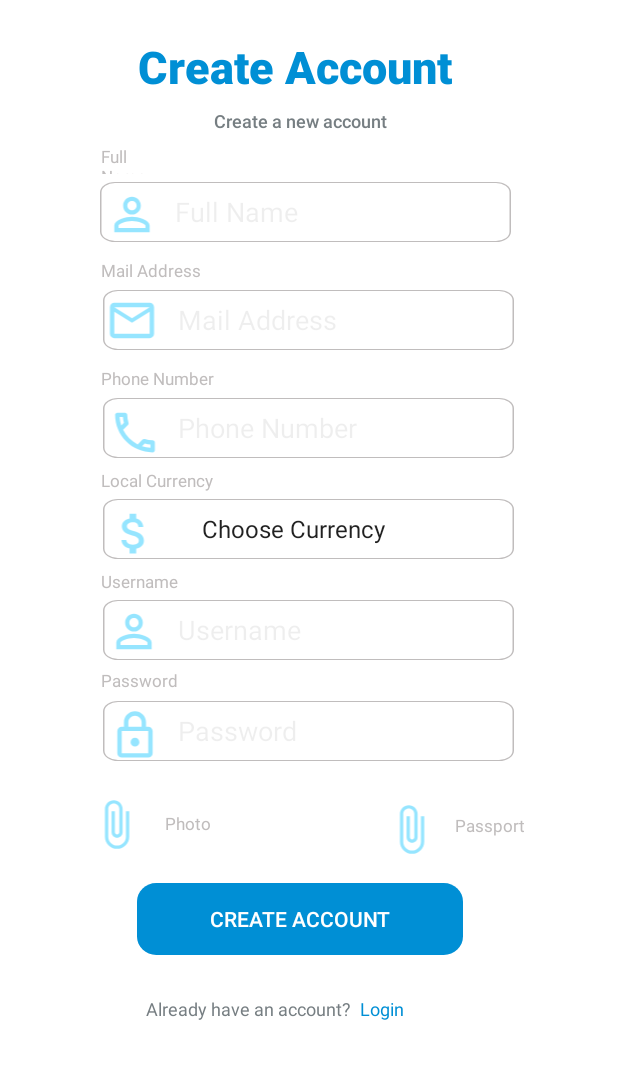
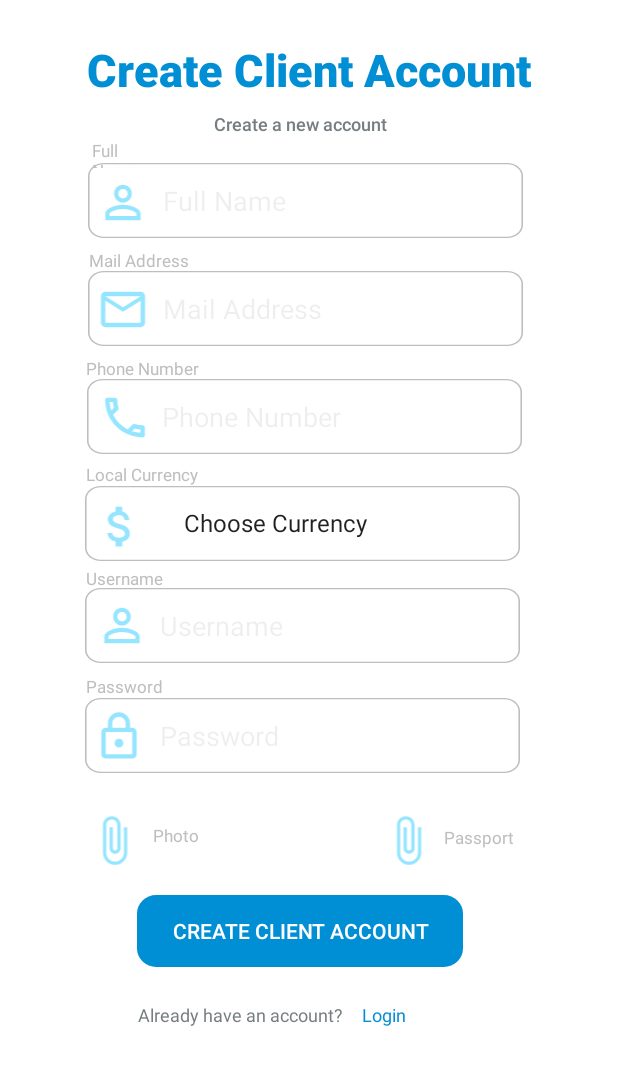
Before and after one commit to EynavP/ChangeTheWorld, an Android app: the CreateAccountPrivate screen opened directly, with no data from a screen before it, on a phone screen of 412 x 824 dp. Shown: the top 1065 px of the screen. Run offline under Robolectric (Android 15) with nearby library versions, the phone set to English and light mode, and no system bars.

Commit message:
fixing errors and create business create account

```diff
--- a/app/src/main/AndroidManifest.xml
+++ b/app/src/main/AndroidManifest.xml
@@ -9,6 +9,9 @@
         android:roundIcon="@mipmap/ic_launcher_round"
         android:supportsRtl="true"
         android:theme="@style/Theme.ChangeTheWorld">
+        <activity
+            android:name=".CreateBusinessAccount"
+            android:exported="false" />
         <activity
             android:name=".CreateAccountPrivate"
             android:exported="false" />
--- a/app/src/main/java/com/example/changetheworld/CreateAccountPrivate.java
+++ b/app/src/main/java/com/example/changetheworld/CreateAccountPrivate.java
@@ -2,24 +2,34 @@ package com.example.changetheworld;
 
 import androidx.appcompat.app.AppCompatActivity;
 
+import android.content.Intent;
 import android.os.Bundle;
 import android.view.View;
 import android.widget.AdapterView;
 import android.widget.ArrayAdapter;
+import android.widget.Button;
 import android.widget.Spinner;
 import android.widget.Toast;
 
 public class CreateAccountPrivate extends AppCompatActivity {
+    Button returnLogin;
     Spinner currencies;
     String[] currency = {"Choose Currency","DOLLAR","EURO"};
     @Override
     protected void onCreate(Bundle savedInstanceState) {
         super.onCreate(savedInstanceState);
         setContentView(R.layout.activity_create_account_private);
+        returnLogin = (Button) findViewById(R.id.moveToLogin);
+        returnLogin.setOnClickListener(view ->  { returnLoginPage(); });
         currencies = (Spinner) findViewById(R.id.enterLocalCurrency);
         ArrayAdapter<String> adapter = new ArrayAdapter<>(this, android.R.layout.simple_list_item_1);
         adapter.addAll(currency);
         currencies.setAdapter(adapter);
 
     }
+
+    public void returnLoginPage(){
+            Intent intent = new Intent(this,MainActivity.class);
+            startActivity(intent);
+    }
 }
--- a/app/src/main/res/layout/activity_create_account_private.xml
+++ b/app/src/main/res/layout/activity_create_account_private.xml
@@ -12,17 +12,17 @@
 
     <TextView
         android:id="@+id/create_acco"
-        android:layout_width="228dp"
+        android:layout_width="wrap_content"
         android:layout_height="wrap_content"
         android:layout_alignParentLeft="true"
         android:layout_alignParentTop="true"
         android:layout_alignParentEnd="true"
-        android:layout_marginLeft="95dp"
-        android:layout_marginTop="24dp"
-        android:layout_marginEnd="92dp"
+        android:layout_marginLeft="57dp"
+        android:layout_marginTop="26dp"
+        android:layout_marginEnd="58dp"
         android:fontFamily="sans-serif-black"
         android:gravity="top"
-        android:text="@string/create_acco"
+        android:text="@string/create_account"
         android:textAppearance="@style/create_acco" />
 
     <TextView
@@ -43,24 +43,26 @@
     <!-- enter full name -->
 
     <!-- Full name -->
-    <EditText
-        android:id="@+id/enterFullName"
-        android:layout_width="274dp"
-        android:layout_height="40dp"
-        android:layout_below="@+id/create_a_ne"
-        android:layout_alignParentLeft="true"
-        android:layout_alignParentEnd="true"
-        android:layout_marginLeft="69dp"
-        android:layout_marginTop="32dp"
-        android:layout_marginEnd="71dp"
-        android:background="@drawable/empty_rectangle"
-        android:hint="@string/fullname"
-        android:paddingStart="50dp"
-        android:textColorHint="#11000000"></EditText>
 
     <!-- enter mail address -->
 
     <!-- Mail Address -->
+
+    <EditText
+        android:id="@+id/enterFullName"
+        android:layout_width="290dp"
+        android:layout_height="50dp"
+        android:layout_below="@+id/create_a_ne"
+        android:layout_alignParentLeft="true"
+        android:layout_alignParentEnd="true"
+        android:layout_marginLeft="62dp"
+        android:layout_marginTop="17dp"
+        android:layout_marginEnd="63dp"
+        android:background="@drawable/empty_rectangle"
+        android:hint="@string/fullName"
+        android:paddingStart="50dp"
+        android:textColorHint="#11000000"
+        android:inputType="text"/>
 
     <TextView
         android:id="@+id/full_name"
@@ -69,27 +71,28 @@
         android:layout_below="@+id/create_a_ne"
         android:layout_alignParentLeft="true"
         android:layout_alignParentEnd="true"
-        android:layout_marginLeft="71dp"
-        android:layout_marginTop="7dp"
-        android:layout_marginEnd="295dp"
+        android:layout_marginLeft="65dp"
+        android:layout_marginTop="1dp"
+        android:layout_marginEnd="301dp"
         android:gravity="top"
-        android:text="@string/fullname"
+        android:text="@string/fullName"
         android:textAppearance="@style/subtitles" />
 
     <EditText
         android:id="@+id/enterMailAddress"
-        android:layout_width="274dp"
-        android:layout_height="40dp"
+        android:layout_width="290dp"
+        android:layout_height="50dp"
         android:layout_below="@+id/enterFullName"
         android:layout_alignParentLeft="true"
         android:layout_alignParentEnd="true"
-        android:layout_marginLeft="72dp"
-        android:layout_marginTop="32dp"
-        android:layout_marginEnd="69dp"
+        android:layout_marginLeft="62dp"
+        android:layout_marginTop="22dp"
+        android:layout_marginEnd="63dp"
         android:background="@drawable/empty_rectangle"
-        android:hint="@string/mailaddress"
+        android:hint="@string/mailAddress"
         android:paddingStart="50dp"
-        android:textColorHint="#11000000"></EditText>
+        android:textColorHint="#11000000"
+        android:inputType="textEmailAddress"/>
 
     <TextView
         android:id="@+id/mail_address"
@@ -98,27 +101,28 @@
         android:layout_below="@+id/enterFullName"
         android:layout_alignParentLeft="true"
         android:layout_alignParentEnd="true"
-        android:layout_marginLeft="72dp"
-        android:layout_marginTop="11dp"
-        android:layout_marginEnd="269dp"
+        android:layout_marginLeft="63dp"
+        android:layout_marginTop="7dp"
+        android:layout_marginEnd="277dp"
         android:gravity="top"
-        android:text="@string/mailaddress"
+        android:text="@string/mailAddress"
         android:textAppearance="@style/subtitles" />
 
     <EditText
         android:id="@+id/enterPhoneNumber"
-        android:layout_width="274dp"
-        android:layout_height="40dp"
+        android:layout_width="290dp"
+        android:layout_height="50dp"
         android:layout_below="@+id/enterMailAddress"
         android:layout_alignParentLeft="true"
         android:layout_alignParentEnd="true"
-        android:layout_marginLeft="72dp"
-        android:layout_marginTop="32dp"
-        android:layout_marginEnd="69dp"
+        android:layout_marginLeft="61dp"
+        android:layout_marginTop="22dp"
+        android:layout_marginEnd="64dp"
         android:background="@drawable/empty_rectangle"
-        android:hint="@string/phonenumber"
+        android:hint="@string/phoneNumber"
         android:paddingStart="50dp"
-        android:textColorHint="#11000000"></EditText>
+        android:textColorHint="#11000000"
+        android:inputType="phone"/>
 
     <TextView
         android:id="@+id/phone_number"
@@ -127,28 +131,30 @@
         android:layout_below="@+id/enterMailAddress"
         android:layout_alignParentLeft="true"
         android:layout_alignParentEnd="true"
-        android:layout_marginLeft="72dp"
-        android:layout_marginTop="11dp"
-        android:layout_marginEnd="269dp"
+        android:layout_marginLeft="61dp"
+        android:layout_marginTop="7dp"
+        android:layout_marginEnd="279dp"
         android:gravity="top"
-        android:text="@string/phonenumber"
-        android:textAppearance="@style/subtitles" />
+        android:text="@string/phoneNumber"
+        android:textAppearance="@style/subtitles"
+        />
 
     <Spinner
         android:id="@+id/enterLocalCurrency"
-        android:layout_width="274dp"
-        android:layout_height="40dp"
+        android:layout_width="290dp"
+        android:layout_height="50dp"
         android:layout_below="@+id/enterPhoneNumber"
         android:layout_alignParentLeft="true"
         android:layout_alignParentEnd="true"
-        android:layout_marginLeft="72dp"
-        android:layout_marginTop="27dp"
-        android:layout_marginEnd="69dp"
+        android:layout_marginLeft="60dp"
+        android:layout_marginTop="21dp"
+        android:layout_marginEnd="65dp"
         android:background="@drawable/empty_rectangle"
         android:paddingStart="50dp"
-        android:prompt="@string/localcurrency"
+        android:prompt="@string/localCurrency"
         android:spinnerMode="dropdown"
-        android:textColorHint="#11E82424"></Spinner>
+        android:textColorHint="#11E82424"
+        />
 
     <TextView
         android:id="@+id/local_currency"
@@ -157,27 +163,28 @@
         android:layout_below="@+id/enterPhoneNumber"
         android:layout_alignParentLeft="true"
         android:layout_alignParentEnd="true"
-        android:layout_marginLeft="72dp"
-        android:layout_marginTop="7dp"
-        android:layout_marginEnd="269dp"
+        android:layout_marginLeft="61dp"
+        android:layout_marginTop="6dp"
+        android:layout_marginEnd="279dp"
         android:gravity="top"
-        android:text="@string/localcurrency"
+        android:text="@string/localCurrency"
         android:textAppearance="@style/subtitles" />
 
     <EditText
         android:id="@+id/enterNewUserName"
-        android:layout_width="274dp"
-        android:layout_height="40dp"
+        android:layout_width="290dp"
+        android:layout_height="50dp"
         android:layout_below="@+id/enterLocalCurrency"
         android:layout_alignParentLeft="true"
         android:layout_alignParentEnd="true"
-        android:layout_marginLeft="72dp"
-        android:layout_marginTop="27dp"
-        android:layout_marginEnd="69dp"
+        android:layout_marginLeft="60dp"
+        android:layout_marginTop="18dp"
+        android:layout_marginEnd="65dp"
         android:background="@drawable/empty_rectangle"
         android:hint="@string/username"
         android:paddingStart="50dp"
-        android:textColorHint="#11000000"></EditText>
+        android:textColorHint="#11000000"
+        android:inputType="text"/>
 
     <TextView
         android:id="@+id/newUserName"
@@ -186,27 +193,28 @@
         android:layout_below="@+id/enterLocalCurrency"
         android:layout_alignParentLeft="true"
         android:layout_alignParentEnd="true"
-        android:layout_marginLeft="72dp"
-        android:layout_marginTop="7dp"
-        android:layout_marginEnd="269dp"
+        android:layout_marginLeft="61dp"
+        android:layout_marginTop="4dp"
+        android:layout_marginEnd="279dp"
         android:gravity="top"
         android:text="@string/username"
         android:textAppearance="@style/subtitles" />
 
     <EditText
         android:id="@+id/enterNewPassword"
-        android:layout_width="274dp"
-        android:layout_height="40dp"
+        android:layout_width="290dp"
+        android:layout_height="50dp"
         android:layout_below="@+id/enterNewUserName"
         android:layout_alignParentLeft="true"
         android:layout_alignParentEnd="true"
-        android:layout_marginLeft="72dp"
-        android:layout_marginTop="27dp"
-        android:layout_marginEnd="69dp"
+        android:layout_marginLeft="60dp"
+        android:layout_marginTop="23dp"
+        android:layout_marginEnd="65dp"
         android:background="@drawable/empty_rectangle"
         android:hint="@string/password"
         android:paddingStart="50dp"
-        android:textColorHint="#11000000"></EditText>
+        android:textColorHint="#11000000"
+        android:inputType="textPassword"/>
 
     <TextView
         android:id="@+id/newPassword"
@@ -215,9 +223,9 @@
         android:layout_below="@+id/enterNewUserName"
         android:layout_alignParentLeft="true"
         android:layout_alignParentEnd="true"
-        android:layout_marginLeft="72dp"
-        android:layout_marginTop="6dp"
-        android:layout_marginEnd="269dp"
+        android:layout_marginLeft="61dp"
+        android:layout_marginTop="8dp"
+        android:layout_marginEnd="279dp"
         android:gravity="top"
         android:text="@string/password"
         android:textAppearance="@style/subtitles" />
@@ -228,7 +236,7 @@
         android:layout_height="wrap_content"
         android:layout_below="@+id/enterNewPassword"
         android:layout_alignParentLeft="true"
-        android:layout_marginLeft="55dp"
+        android:layout_marginLeft="47dp"
         android:layout_marginTop="18dp"
         android:background="?android:attr/selectableItemBackground"
         android:paddingStart="50dp"
@@ -244,7 +252,7 @@
         android:layout_height="wrap_content"
         android:layout_below="@+id/enterNewPassword"
         android:layout_alignParentLeft="true"
-        android:layout_marginLeft="253dp"
+        android:layout_marginLeft="246dp"
         android:layout_marginTop="19dp"
         android:background="?android:attr/selectableItemBackground"
         android:paddingStart="50dp"
@@ -265,10 +273,11 @@
         android:layout_marginTop="14dp"
         android:layout_marginEnd="103dp"
         android:background="@drawable/login_button"
-        android:text="@string/create_acco"
+        android:text="@string/create_account"
         android:textColor="@color/white" />
 
     <!-- Don’t have account? -->
+
 
     <TextView
         android:id="@+id/don_t_have_"
@@ -276,23 +285,25 @@
         android:layout_height="wrap_content"
         android:layout_below="@+id/createAccountButton"
         android:layout_alignParentLeft="true"
-        android:layout_marginLeft="97dp"
-        android:layout_marginTop="27dp"
+        android:layout_marginLeft="92dp"
+        android:layout_marginTop="23dp"
         android:gravity="top"
         android:text="@string/already_hav"
         android:textAppearance="@style/don_t_have_" />
 
-    <TextView
+    <Button
         android:id="@+id/moveToLogin"
         android:layout_width="68dp"
         android:layout_height="wrap_content"
         android:layout_below="@id/createAccountButton"
         android:layout_alignParentLeft="true"
-        android:layout_marginLeft="240dp"
-        android:layout_marginTop="27dp"
+        android:layout_marginLeft="225dp"
+        android:layout_marginTop="13dp"
+        android:background="?android:attr/selectableItemBackground"
         android:gravity="top"
         android:text="@string/login"
-        android:textAppearance="@style/forgot_pass" />
+        android:textAppearance="@style/forgot_pass"
+        android:textColor="@color/appBlueColor" />
 
     <ImageView
         android:id="@+id/fullnameicon"
@@ -300,19 +311,21 @@
         android:layout_height="35dp"
         android:layout_below="@+id/full_name"
         android:layout_alignParentEnd="true"
-        android:layout_marginTop="9dp"
-        android:layout_marginEnd="305dp"
-        app:srcCompat="@drawable/usericon" />
+        android:layout_marginTop="5dp"
+        android:layout_marginEnd="311dp"
+        app:srcCompat="@drawable/usericon"
+        android:contentDescription="@null"/>
 
     <ImageView
         android:id="@+id/usernameicon"
         android:layout_width="37dp"
         android:layout_height="35dp"
-        android:layout_below="@+id/full_name"
+        android:layout_below="@+id/newUserName"
         android:layout_alignParentEnd="true"
-        android:layout_marginTop="287dp"
-        android:layout_marginEnd="304dp"
-        app:srcCompat="@drawable/usericon" />
+        android:layout_marginTop="6dp"
+        android:layout_marginEnd="312dp"
+        app:srcCompat="@drawable/usericon"
+        android:contentDescription="@null"/>
 
     <ImageView
         android:id="@+id/passwordicon"
@@ -320,9 +333,10 @@
         android:layout_height="35dp"
         android:layout_below="@+id/newPassword"
         android:layout_alignParentEnd="true"
-        android:layout_marginTop="11dp"
-        android:layout_marginEnd="303dp"
-        app:srcCompat="@drawable/passwordicon" />
+        android:layout_marginTop="8dp"
+        android:layout_marginEnd="314dp"
+        app:srcCompat="@drawable/passwordicon"
+        android:contentDescription="@null"/>
 
     <ImageView
         android:id="@+id/uploadphotoicon"
@@ -330,9 +344,10 @@
         android:layout_height="35dp"
         android:layout_below="@+id/passwordicon"
         android:layout_alignParentEnd="true"
-        android:layout_marginTop="24dp"
-        android:layout_marginEnd="316dp"
-        app:srcCompat="@drawable/uploadfile" />
+        android:layout_marginTop="34dp"
+        android:layout_marginEnd="317dp"
+        app:srcCompat="@drawable/uploadfile"
+        android:contentDescription="@null"/>
 
     <ImageView
         android:id="@+id/uploadPassportIcon"
@@ -340,9 +355,10 @@
         android:layout_height="35dp"
         android:layout_below="@+id/passwordicon"
         android:layout_alignParentEnd="true"
-        android:layout_marginTop="27dp"
-        android:layout_marginEnd="119dp"
-        app:srcCompat="@drawable/uploadfile" />
+        android:layout_marginTop="34dp"
+        android:layout_marginEnd="121dp"
+        app:srcCompat="@drawable/uploadfile"
+        android:contentDescription="@null"/>
 
     <ImageView
         android:id="@+id/mailIcon"
@@ -350,19 +366,21 @@
         android:layout_height="35dp"
         android:layout_below="@+id/mail_address"
         android:layout_alignParentEnd="true"
-        android:layout_marginTop="8dp"
-        android:layout_marginEnd="305dp"
-        app:srcCompat="@drawable/mailicon" />
+        android:layout_marginTop="7dp"
+        android:layout_marginEnd="311dp"
+        app:srcCompat="@drawable/mailicon"
+        android:contentDescription="@null"/>
 
     <ImageView
         android:id="@+id/phoneIcon"
         android:layout_width="37dp"
         android:layout_height="35dp"
-        android:layout_below="@+id/mailIcon"
+        android:layout_below="@+id/phone_number"
         android:layout_alignParentEnd="true"
-        android:layout_marginTop="39dp"
-        android:layout_marginEnd="303dp"
-        app:srcCompat="@drawable/phoneicon" />
+        android:layout_marginTop="7dp"
+        android:layout_marginEnd="310dp"
+        app:srcCompat="@drawable/phoneicon"
+        android:contentDescription="@null"/>
 
     <ImageView
         android:id="@+id/currencyIcon"
@@ -370,8 +388,9 @@
         android:layout_height="35dp"
         android:layout_below="@+id/phoneIcon"
         android:layout_alignParentEnd="true"
-        android:layout_marginTop="32dp"
-        android:layout_marginEnd="304dp"
-        app:srcCompat="@drawable/currencyicon" />
+        android:layout_marginTop="37dp"
+        android:layout_marginEnd="313dp"
+        app:srcCompat="@drawable/currencyicon"
+        android:contentDescription="@null"/>
 
 </RelativeLayout>
--- a/app/src/main/res/values/strings.xml
+++ b/app/src/main/res/values/strings.xml
@@ -6,15 +6,19 @@
     <string name="forgot_pass">Forgot Password?</string>
     <string name="login">Login</string>
     <string name="don_t_have_">Don\' t have account?</string>
-    <string name="create_new">Create a new account</string>
-    <string name="create_acco">Create Account</string>
+    <string name="create_new">Create a new client account</string>
+    <string name="create_new_business">Create a new business account</string>
+    <string name="create_account">Create Client Account</string>
+    <string name="create_account_button">Create Account</string>
     <string name="create_a_ne">Create a new account</string>
-    <string name="fullname">Full Name</string>
-    <string name="mailaddress">Mail Address</string>
-    <string name="phonenumber">Phone Number</string>
-    <string name="localcurrency">Local Currency</string>
+    <string name="fullName">Full Name</string>
+    <string name="mailAddress">Mail Address</string>
+    <string name="phoneNumber">Phone Number</string>
+    <string name="localCurrency">Local Currency</string>
     <string name="uploadPhoto">Photo</string>
     <string name="uploadPassport">Passport</string>
     <string name="already_hav">Already have an account?</string>
+    <string name="create_business">Create Business Account</string>
+    <string name="businessName">Business Name</string>
 
 </resources>
--- a/app/src/main/res/values/styles.xml
+++ b/app/src/main/res/values/styles.xml
@@ -49,4 +49,9 @@
         <item name="android:textSize">12sp</item>
         <item name="android:textColor">#767E82</item>
     </style>
+
+    <style name="create_busi">
+        <item name="android:textSize">22sp</item>
+        <item name="android:textColor">#008FD5</item>
+    </style>
 </resources>
```
Also changed, not shown: app/src/main/java/com/example/changetheworld/CreateBusinessAccount.java (added, +15 -0 lines), app/src/main/java/com/example/changetheworld/MainActivity.java (+13 -7 lines), app/src/main/res/layout/activity_create_business_account.xml (added, +60 -0 lines), app/src/main/res/layout/activity_main.xml (+28 -13 lines).
